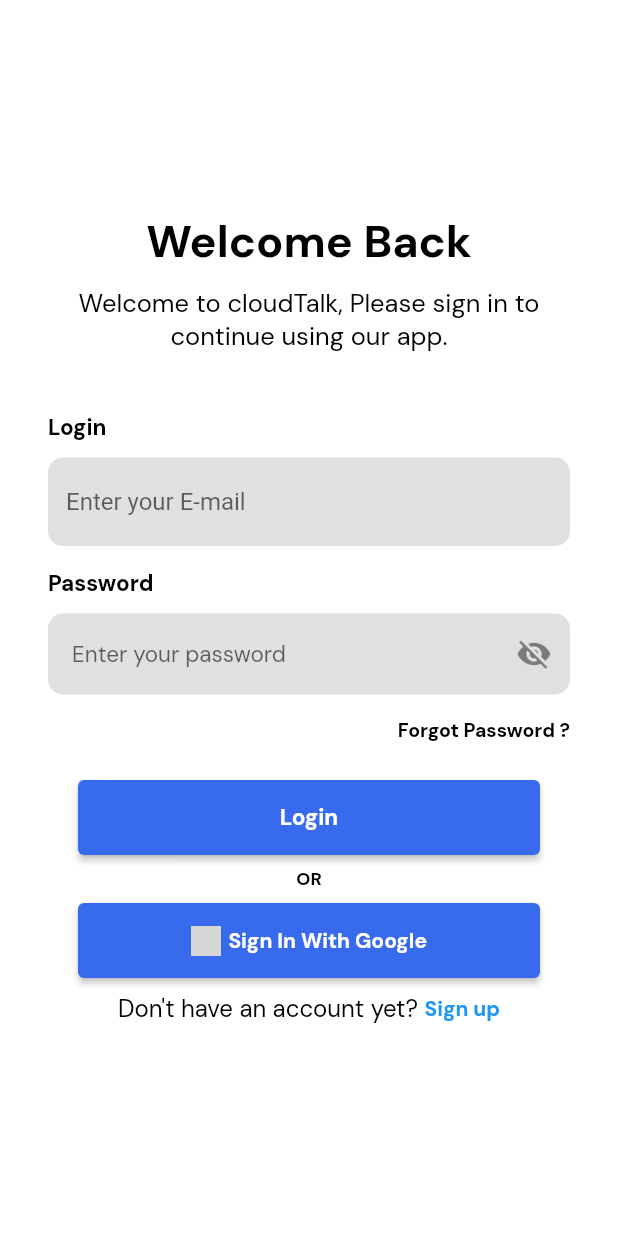
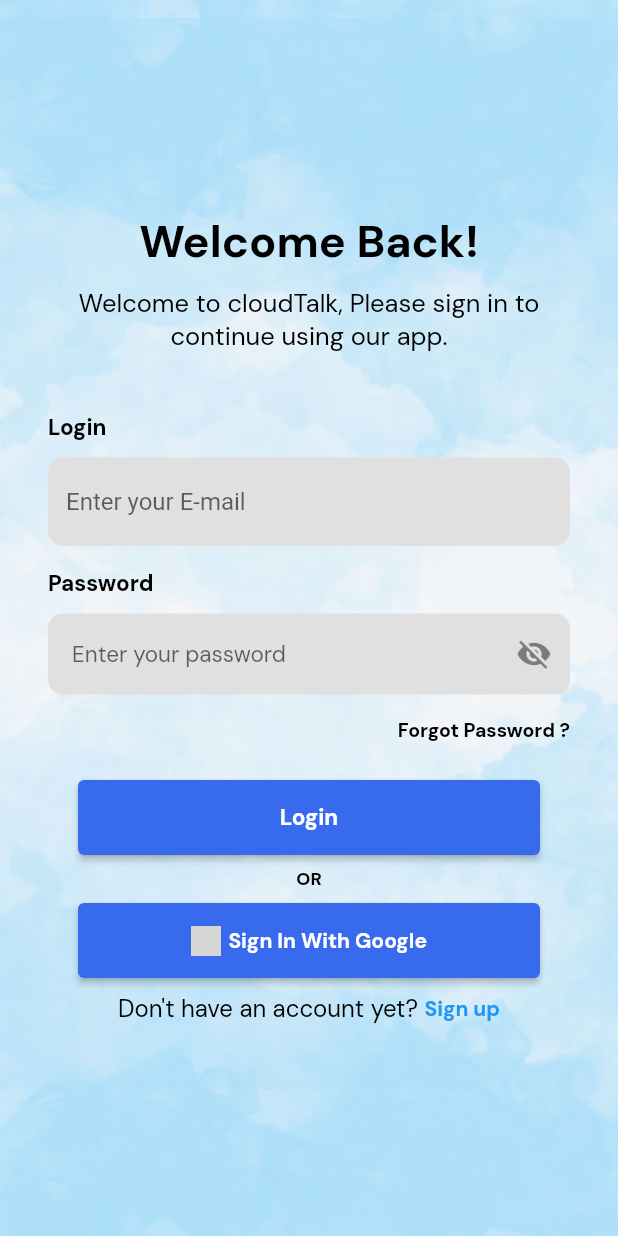
Before and after one commit to ryanthony6/flutter_chatapp, a Flutter app: the registerScreen screen opened directly, after a tap on "Sign Up", after a tap on "Sign in", on a phone screen of 412 x 824 dp. Run offline on Flutter 3.47's test engine with Material 2 defaults, Android fonts, the phone set to English and light mode, and no system bars; our stand-ins replace cached_network_image, cloud_firestore, emoji_picker_flutter, firebase_auth, firebase_core, firebase_storage and 6 more; accounts and stored records are empty; network calls fail; grey boxes are pictures that could not be loaded.

Commit message:
tes final app

```diff
--- a/lib/API/APIs.dart
+++ b/lib/API/APIs.dart
@@ -1,3 +1,4 @@
+import 'dart:convert';
 import 'dart:developer';
 import 'dart:io';
 
@@ -6,6 +7,8 @@
 import 'package:cloud_firestore/cloud_firestore.dart';
 import 'package:firebase_auth/firebase_auth.dart';
 import 'package:firebase_storage/firebase_storage.dart';
+import 'package:flutter/foundation.dart';
+import 'package:http/http.dart';
 
 class APIs {
   static FirebaseAuth auth = FirebaseAuth.instance;
@@ -18,6 +21,7 @@
 
   // current user
   static get user => auth.currentUser!;
+
 
   // delete user from database
   Future<void> deleteDocumentByField() async {
--- a/lib/Pages/Contacts.dart
+++ b/lib/Pages/Contacts.dart
@@ -90,11 +90,8 @@
             itemCount: resultLists.length,
             itemBuilder: (context, index) {
               return ListTile(
-                  onTap: (){
-                    Navigator.push(context, MaterialPageRoute(builder: (_) => ChatPage(user: APIs.me)));
-                  },
                   title: Text(resultLists[index]['name']),
-                  subtitle: Text(resultLists[index]['email']),
+                  subtitle: Text(resultLists[index]['about']),
                   trailing: Icon(Icons.chat));
             }));
   }
--- a/lib/screens/auth/email_verif.dart
+++ b/lib/screens/auth/email_verif.dart
@@ -4,6 +4,7 @@
 import 'package:chatapp/screens/auth/auth_services.dart';
 import 'package:chatapp/screens/auth/loginPage.dart';
 import 'package:chatapp/screens/home_screen.dart';
+import 'package:chatapp/screens/newUserProfile.dart';
 import 'package:chatapp/utils/verif.dart';
 import 'package:firebase_auth/firebase_auth.dart';
 import 'package:flutter/material.dart';
@@ -53,7 +54,7 @@
       timer?.cancel();
 
       Navigator.pushReplacement(
-          context, MaterialPageRoute(builder: (_) => HomeScreen()));
+          context, MaterialPageRoute(builder: (_) => newUserProf(user.uid)));
 
     }
     }catch (e){
--- a/lib/screens/auth/loginPage.dart
+++ b/lib/screens/auth/loginPage.dart
@@ -23,7 +23,7 @@
   bool rememberMe = false;
   User? user;
 
-  void initState(){
+  void initState() {
     super.initState();
     user = FirebaseAuth.instance.currentUser;
   }
@@ -35,29 +35,30 @@
         return AlertDialog(
           title: Text(message),
           actions: [
-              TextButton(onPressed: (){
+            TextButton(
+                onPressed: () {
                   Navigator.pop(context);
-              }, child: Text('Close'))
+                },
+                child: Text('Close'))
           ],
         );
       },
     );
   }
 
-  // sign in with google button on click
-  _handleGoogleBtn(){
-    auth_service().signInWithGoogle().whenComplete(() async{
-      if( (await APIs.userExists())){
+  _handleGoogleBtn() {
+    auth_service().signInWithGoogle().then((user) async {
+      print('tes');
+      if ((await APIs.userExists())) {
         Navigator.pushReplacement(
             context, MaterialPageRoute(builder: (_) => HomeScreen()));
-        }
-        else{
-          APIs.createUser().then((value){
+      } else {
+        APIs.createUser().then((value) {
+          print('lol');
           Navigator.pushReplacement(
               context, MaterialPageRoute(builder: (_) => HomeScreen()));
         });
       }
-
     });
   }
 
@@ -65,13 +66,13 @@
   _handleLoginBtn() async {
     if (_formfield.currentState!.validate()) {
       _formfield.currentState!.save();
-      User? user = await auth_service().signInWithEmailAndPassword(email.text, password.text);
+      User? user = await auth_service()
+          .signInWithEmailAndPassword(email.text, password.text);
 
-      if(user!= null){
+      if (user != null) {
         Navigator.pushReplacement(
             context, MaterialPageRoute(builder: (_) => HomeScreen()));
-      }
-      else{
+      } else {
         _showAlertDialog('Invalid email or password');
       }
     }
@@ -79,18 +80,22 @@
 
   @override
   Widget build(BuildContext context) {
-    return Scaffold(
+    return Container(
+      decoration: BoxDecoration(
+          image: DecorationImage(image: AssetImage('img/Background.jpg'),fit: BoxFit.cover)),
+      child: Scaffold(
           resizeToAvoidBottomInset: false,
-        backgroundColor: Color(0xFFFFFFFF),
-        body: Form(
+          backgroundColor: Colors.transparent,
+          body: Center(
+            child: SingleChildScrollView(
+              child: Form(
                 key: _formfield,
-          child: Center(
                 child: Container(
                   margin: EdgeInsets.symmetric(horizontal: 32),
                   child: Column(
                       mainAxisAlignment: MainAxisAlignment.center,
                       children: [
-                    Text("Welcome Back",
+                        Text("Welcome Back!",
                             style: tTextStyle.copyWith(
                                 fontSize: 30, fontWeight: bold)),
                         SizedBox(height: 11),
@@ -113,8 +118,8 @@
                               validator: (value) {
                                 if (value!.isEmpty) {
                                   return 'Please enter your E-mail';
-                            }
-                            else if(!value.contains('@') || !value.contains('.')){
+                                } else if (!value.contains('@') ||
+                                    !value.contains('.')) {
                                   return 'Please enter a valid E-mail';
                                 }
                               },
@@ -294,7 +299,9 @@
                             GestureDetector(
                                 onTap: () {
                                   Navigator.pushReplacement(
-                                  context, MaterialPageRoute(builder: (_) => registerScreen()));
+                                      context,
+                                      MaterialPageRoute(
+                                          builder: (_) => registerScreen()));
                                 },
                                 child: Text("Sign up",
                                     style: tTextStyle.copyWith(
@@ -306,6 +313,8 @@
                       ]),
                 ),
               ),
-        ));
+            ),
+          )),
+    );
   }
 }
--- a/lib/screens/auth/registerPage.dart
+++ b/lib/screens/auth/registerPage.dart
@@ -64,19 +64,18 @@
       if (user != null) {
         final time = DateTime.now().millisecondsSinceEpoch.toString();
         await _firestore.collection('users').doc(_auth.currentUser?.uid).set({
-          "name" : name.text,
-          "email" : email.text,
-          "id" : _auth.currentUser?.uid,
-          "about" : "Hello im using wa",
-          "image" : 'null',
-          "createdAt" : time,
-          "lastActive" : time,
-          "pushToken" : '',
+          "name": name.text,
+          "email": email.text,
+          "id": _auth.currentUser?.uid,
+          "about": "Hello im using wa",
+          "image": 'null',
+          "createdAt": time,
+          "lastActive": time,
+          "pushToken": '',
           // "name" : name,
         });
         Navigator.push(
-              context, MaterialPageRoute(builder: (_) => newUserProf(user.uid)));
-
+            context, MaterialPageRoute(builder: (_) => Verification()));
       } else {
         _showAlertDialog('Email for that user already exists');
       }
@@ -85,8 +84,12 @@
 
   @override
   Widget build(BuildContext context) {
-    return Scaffold(
-        backgroundColor: Color(0xFFFFFFFF),
+    return Container(
+      decoration: BoxDecoration(
+          image: DecorationImage(
+              image: AssetImage('img/Background.jpg'), fit: BoxFit.cover)),
+      child: Scaffold(
+          backgroundColor: Colors.transparent,
           body: Center(
             child: SingleChildScrollView(
               child: Form(
@@ -215,25 +218,27 @@
                                       filled: true,
                                       fillColor: Color(0xFFe0e0e0),
                                       enabledBorder: OutlineInputBorder(
-                                      borderSide:
-                                          BorderSide(color: Colors.transparent),
+                                        borderSide: BorderSide(
+                                            color: Colors.transparent),
                                         borderRadius: BorderRadius.all(
                                           Radius.circular(10),
                                         ),
                                       ),
                                       focusedBorder: OutlineInputBorder(
-                                      borderSide:
-                                          BorderSide(color: Colors.transparent),
+                                        borderSide: BorderSide(
+                                            color: Colors.transparent),
                                         borderRadius: BorderRadius.all(
                                           Radius.circular(10),
                                         ),
                                       ),
                                       errorBorder: OutlineInputBorder(
-                                      borderSide: BorderSide(color: Colors.red),
+                                        borderSide:
+                                            BorderSide(color: Colors.red),
                                         borderRadius: BorderRadius.circular(10),
                                       ),
                                       focusedErrorBorder: OutlineInputBorder(
-                                      borderSide: BorderSide(color: Colors.red),
+                                        borderSide:
+                                            BorderSide(color: Colors.red),
                                         borderRadius: BorderRadius.circular(10),
                                       ),
                                       suffixIcon: GestureDetector(
@@ -299,6 +304,7 @@
                 ),
               ),
             ),
-        ));
+          )),
+    );
   }
 }
--- a/pubspec.yaml
+++ b/pubspec.yaml
@@ -42,7 +42,7 @@
 
   # firebase
   firebase_auth: ^4.10.0
-  firebase_core: ^2.16.0
+  firebase_core: ^2.17.0
   cloud_firestore: ^4.9.2
   firebase_storage: ^11.2.7
 
@@ -52,7 +52,6 @@
 
   # emoji
   emoji_picker_flutter: ^1.6.1
-
 
   # fonts
   google_fonts: ^6.0.0
@@ -65,6 +64,7 @@
 
   # showing network images
   cached_network_image: ^3.3.0
+
 
 
 
```
Also changed, not shown: lib/Pages/ChatDetails.dart (+9 -7 lines), lib/Pages/Settings.dart (+15 -37 lines), img/Background.jpg (added), img/WhatsApp Image 2023-09-30 at 11.29.10.jpeg (deleted), img/WhatsApp Image 2023-09-30 at 11.29.23.jpeg (deleted), lib/screens/auth/auth_services.dart (line endings or trailing spaces), pubspec.lock. Lines whose indentation alone changed are shown as unchanged.
